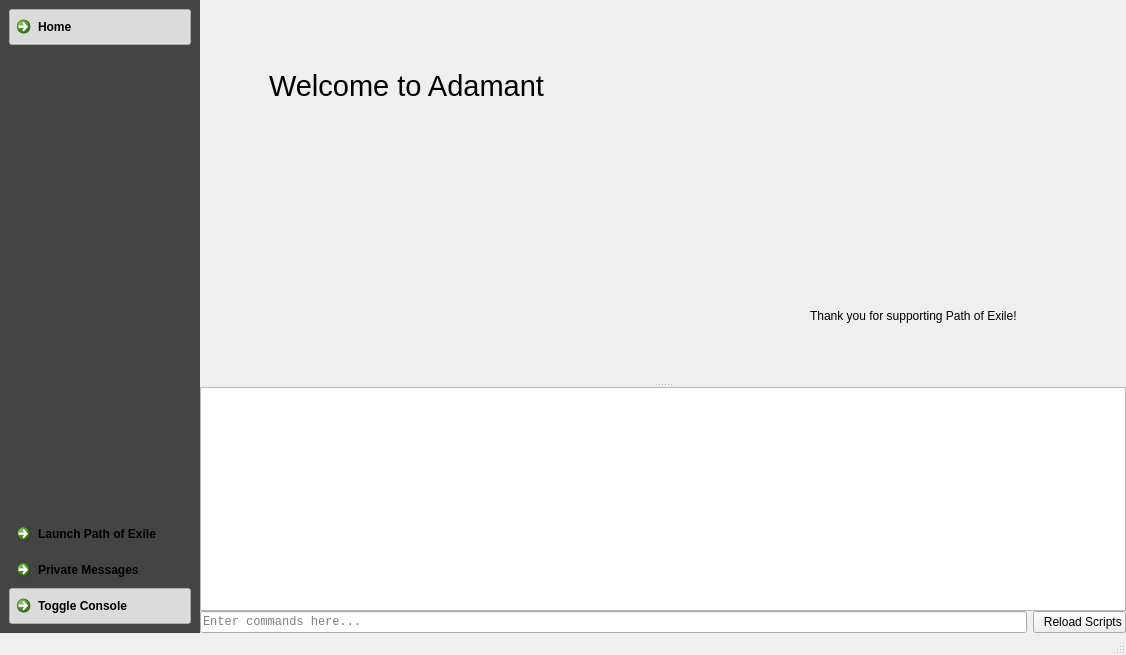
This is core/ui/mainwindow.ui in Novynn/Adamant as Qt 5 draws it before an edit. The edited form follows.
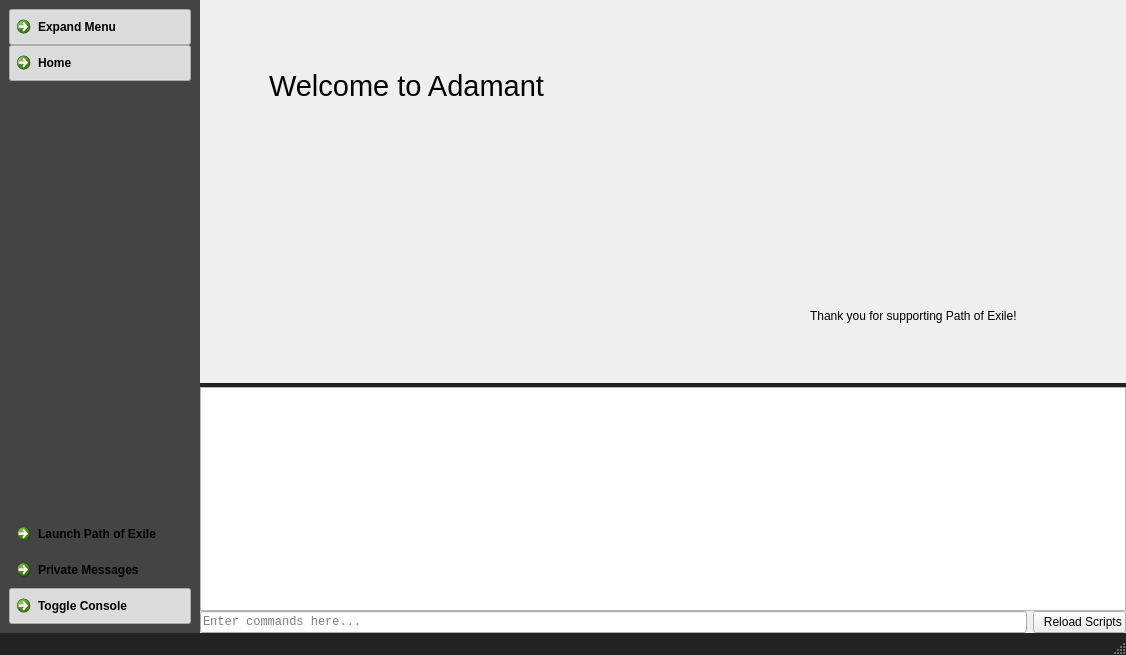
This is the edited form. Icons and pictures are not drawn. Custom widgets are drawn as their Qt base class.

```diff
--- a/core/ui/mainwindow.ui
+++ b/core/ui/mainwindow.ui
@@ -23,7 +23,7 @@
     background-color: rgba(20, 20, 20, 200);
 }
 
-#statusBar {
+QSplitter::handle, QStatusBar {
     background-color: #222;
 }</string>
   </property>
@@ -123,6 +123,47 @@
               <property name="spacing">
                <number>0</number>
               </property>
+              <item>
+               <widget class="CommandButton" name="toggleButton">
+                <property name="sizePolicy">
+                 <sizepolicy hsizetype="Expanding" vsizetype="Fixed">
+                  <horstretch>0</horstretch>
+                  <verstretch>0</verstretch>
+                 </sizepolicy>
+                </property>
+                <property name="minimumSize">
+                 <size>
+                  <width>30</width>
+                  <height>36</height>
+                 </size>
+                </property>
+                <property name="maximumSize">
+                 <size>
+                  <width>16777215</width>
+                  <height>36</height>
+                 </size>
+                </property>
+                <property name="text">
+                 <string>Expand Menu</string>
+                </property>
+                <property name="icon">
+                 <iconset resource="res.qrc">
+                  <normaloff>:/icons/dark/menu.png</normaloff>:/icons/dark/menu.png</iconset>
+                </property>
+                <property name="iconSize">
+                 <size>
+                  <width>16</width>
+                  <height>16</height>
+                 </size>
+                </property>
+                <property name="checkable">
+                 <bool>true</bool>
+                </property>
+                <property name="checked">
+                 <bool>true</bool>
+                </property>
+               </widget>
+              </item>
               <item>
                <widget class="CommandButton" name="homeButton">
                 <property name="sizePolicy">
@@ -830,7 +871,7 @@
   </widget>
   <widget class="QStatusBar" name="statusbar">
    <property name="autoFillBackground">
-    <bool>true</bool>
+    <bool>false</bool>
    </property>
    <property name="styleSheet">
     <string notr="true"/>
```
Left out of the diff: 40 changed lines with no effect on the pictures. Lines whose indentation alone changed are shown as unchanged.
